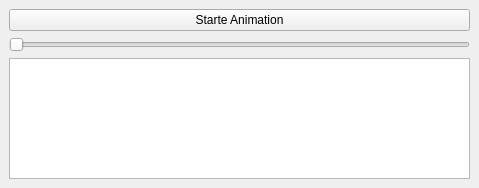
Old version of the form animationwidget.ui in the repository MerlinGenschel/Eulerkreis.
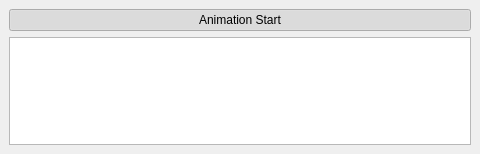
New version of the form.

Commit message: animation in ui und dockwidget integriert

The edit to the form file:
```diff
--- a/animationwidget.ui
+++ b/animationwidget.ui
@@ -6,8 +6,8 @@
    <rect>
     <x>0</x>
     <y>0</y>
-    <width>479</width>
-    <height>188</height>
+    <width>480</width>
+    <height>154</height>
    </rect>
   </property>
   <property name="windowTitle">
@@ -18,14 +18,13 @@
     <item>
      <widget class="QPushButton" name="pushButton">
       <property name="text">
-       <string>Starte Animation</string>
+       <string>Animation Start</string>
       </property>
-     </widget>
-    </item>
-    <item>
-     <widget class="QSlider" name="horizontalSlider">
-      <property name="orientation">
-       <enum>Qt::Horizontal</enum>
+      <property name="checkable">
+       <bool>true</bool>
+      </property>
+      <property name="checked">
+       <bool>true</bool>
       </property>
      </widget>
     </item>
```
The commit also changes 7 other files.
